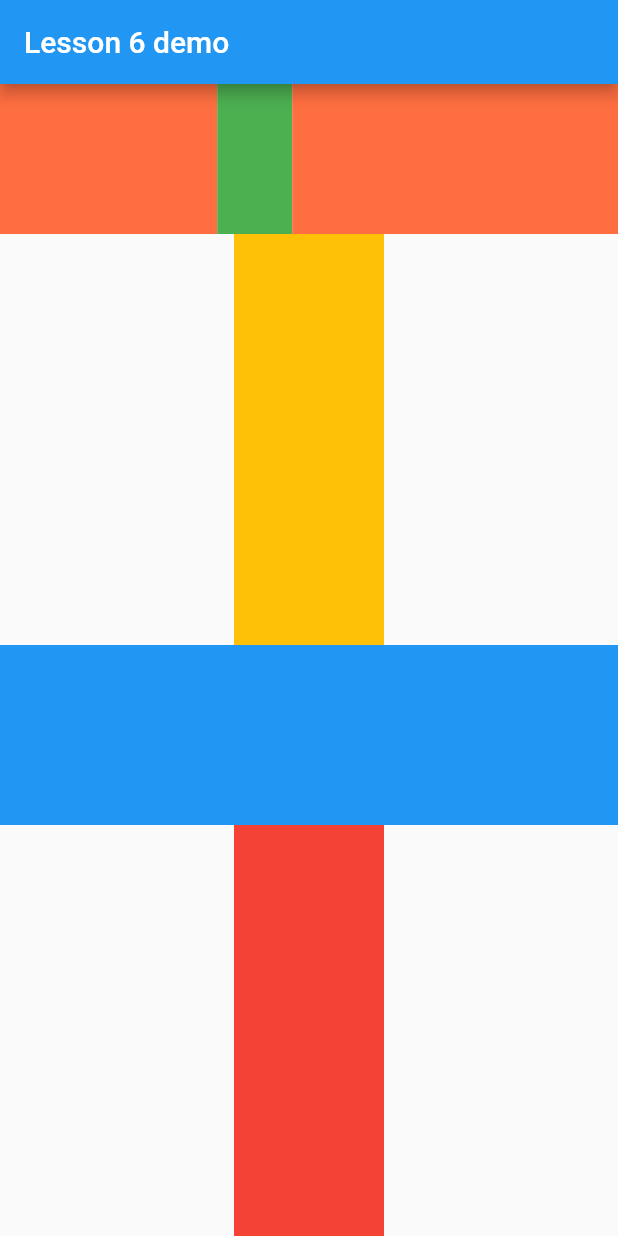
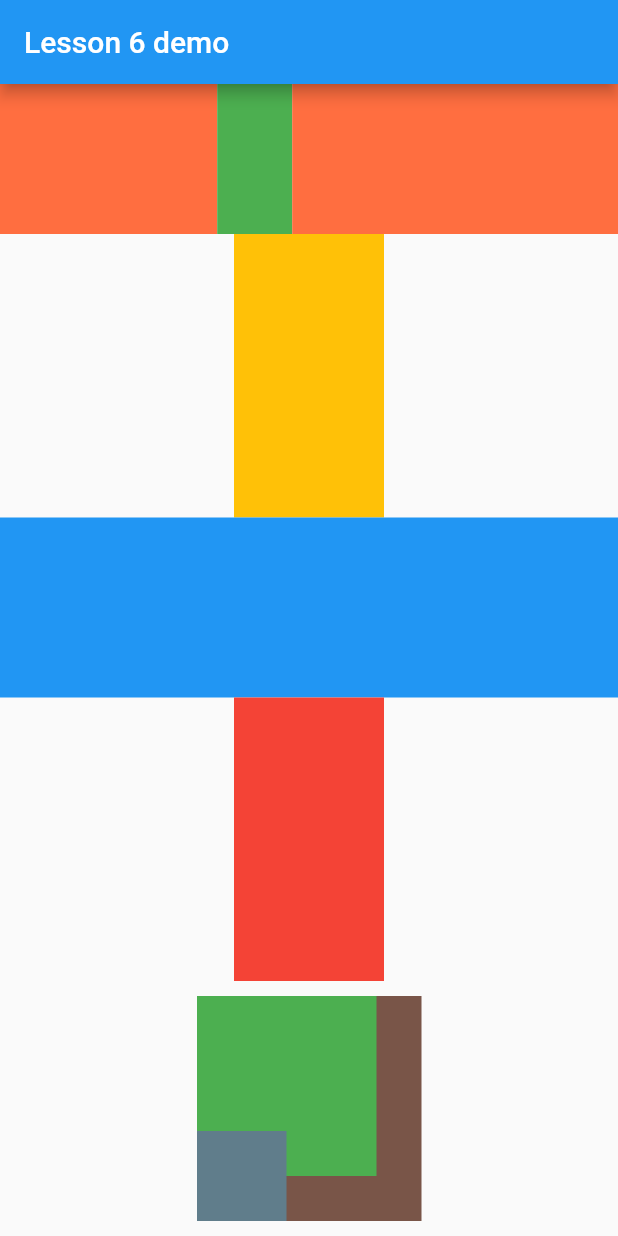
Before and after one commit to DuyLeHong/fluttertest2, a Flutter app: the MyStatelessWidget screen opened directly, on a phone screen of 412 x 824 dp. Run offline on Flutter 3.47's test engine with Material 2 defaults, Android fonts, the phone set to English and light mode, and no system bars; our stand-ins replace sqflite; accounts and stored records are empty; Roboto replaces fonts that are missing (Georgia).

Commit message:
Lesson 6: Stack demo

```diff
--- a/lib/view/Lesson6.dart
+++ b/lib/view/Lesson6.dart
@@ -74,6 +74,36 @@ class MyStatelessWidget extends StatelessWidget {
                   width: 100,
                 ),
               ),
+              SizedBox(
+                height: 10,
+              ),
+              Stack(
+                //alignment: Alignment.bottomCenter,
+                //overflow: Overflow.visible, // thu bo comment cho nay
+                children: <Widget>[
+                  Container(
+                    width: 150,
+                    height: 150,
+                    color: Colors.brown,
+                  ),
+                  Container(
+                    width: 120,
+                    height: 120,
+                    color: Colors.green,
+                  ),
+                  Positioned(
+                      bottom: -20,
+                      left: -20,
+                      child: Container(
+                        width: 80,
+                        height: 80,
+                        color: Colors.blueGrey,
+                      )),
+                ],
+              ),
+              SizedBox(
+                height: 10,
+              ),
             ],
           ),
         ),
```
